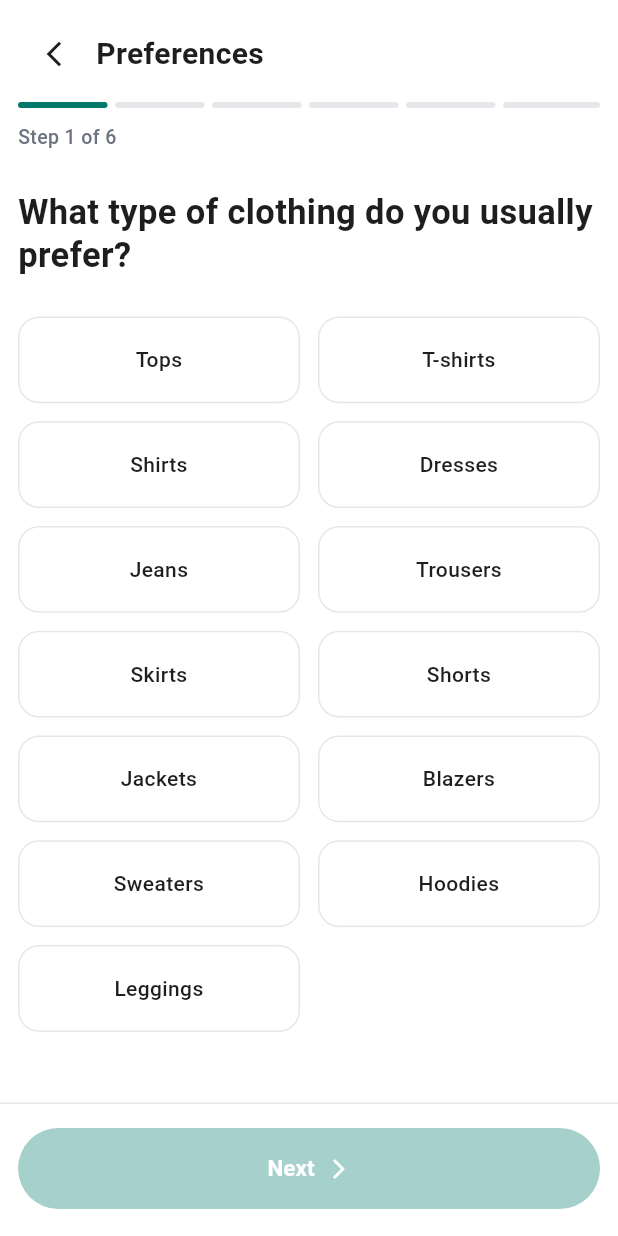
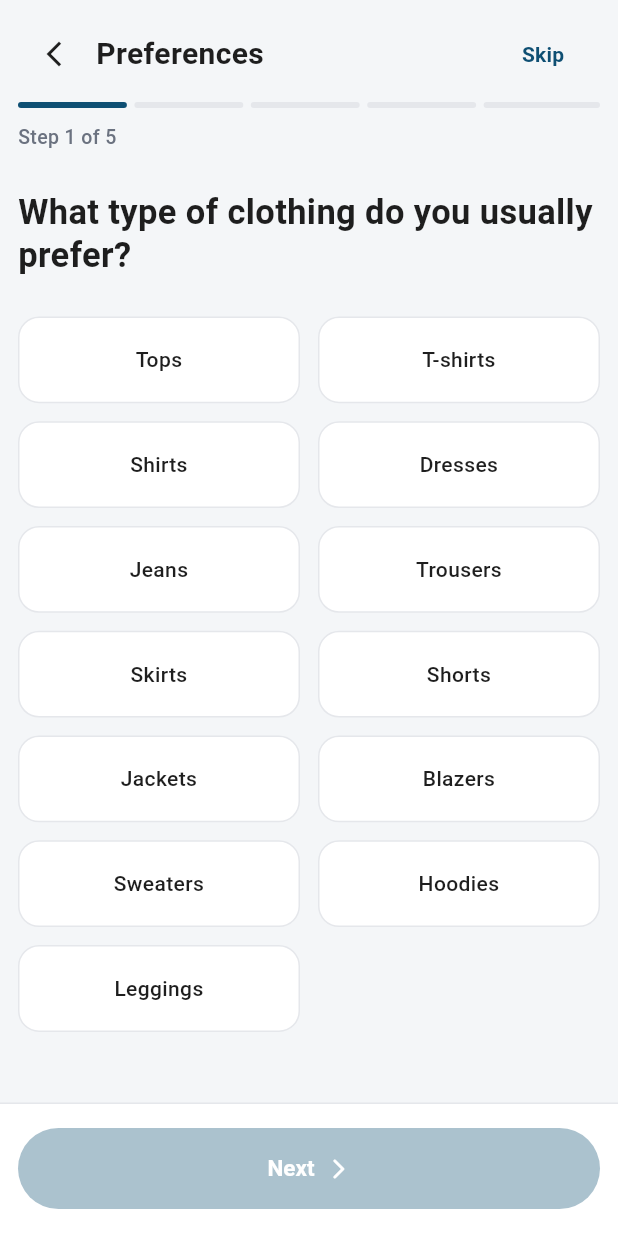
Before and after one commit to elladeniya-dev/R26-IT-052, a Flutter app: the OnboardingScreen screen opened directly, on a phone screen of 412 x 824 dp. Run offline on Flutter 3.47's test engine with Material 3 defaults, Android fonts, the phone set to English and light mode, and no system bars; our stand-ins replace flutter_secure_storage, google_sign_in; accounts and stored records are empty; network calls fail.

Commit message:
Update OutfitIQ UI theme and remove onboarding budget step

```diff
--- a/chala_frontend/lib/app.dart
+++ b/chala_frontend/lib/app.dart
@@ -9,7 +9,7 @@ class SmartFashionApp extends StatelessWidget {
   @override
   Widget build(BuildContext context) {
     return MaterialApp(
-      title: 'Smart Fashion Assistant',
+      title: 'OutfitIQ',
       debugShowCheckedModeBanner: false,
       theme: AppTheme.lightTheme,
       home: const WelcomeScreen(),
--- a/chala_frontend/lib/core/theme.dart
+++ b/chala_frontend/lib/core/theme.dart
@@ -1,8 +1,9 @@
 import 'package:flutter/material.dart';
 
 class AppTheme {
-  static const Color primaryColor = Color(0xFF00796B);
-  static const Color backgroundColor = Color(0xFFF5F5F5);
+  static const Color primaryColor = Color(0xFF0E4F73);
+  static const Color secondaryColor = Color(0xFF123C5A);
+  static const Color backgroundColor = Color(0xFFF4F6F8);
   static const Color darkTextColor = Color(0xFF1E1E1E);
   static const Color lightTextColor = Color(0xFF6B7280);
   static const Color whiteColor = Colors.white;
@@ -14,6 +15,7 @@ class AppTheme {
       colorScheme: ColorScheme.fromSeed(
         seedColor: primaryColor,
         primary: primaryColor,
+        secondary: secondaryColor,
         surface: whiteColor,
       ),
       appBarTheme: const AppBarTheme(
--- a/chala_frontend/lib/screens/auth/welcome_screen.dart
+++ b/chala_frontend/lib/screens/auth/welcome_screen.dart
@@ -76,7 +76,7 @@ class WelcomeScreen extends StatelessWidget {
                       ),
                       const SizedBox(width: 10),
                       const Text(
-                        'Wearify',
+                        'OutfitIQ',
                         style: TextStyle(
                           color: Colors.white,
                           fontSize: 21,
--- a/chala_frontend/lib/screens/home/home_screen.dart
+++ b/chala_frontend/lib/screens/home/home_screen.dart
@@ -159,7 +159,7 @@ class HomeScreen extends StatelessWidget {
         ),
         const SizedBox(width: 10),
         const Text(
-          'Wearify',
+          'OutfitIQ',
           style: TextStyle(
             fontSize: 21,
             fontWeight: FontWeight.bold,
--- a/chala_frontend/lib/screens/onboarding/onboarding_screen.dart
+++ b/chala_frontend/lib/screens/onboarding/onboarding_screen.dart
@@ -14,6 +14,8 @@ class OnboardingScreen extends StatefulWidget {
 class _OnboardingScreenState extends State<OnboardingScreen> {
   final OnboardingService _onboardingService = OnboardingService();
 
+  static const int _totalSteps = 5;
+
   int _currentStep = 0;
   bool _isSubmitting = false;
 
@@ -22,7 +24,6 @@ class _OnboardingScreenState extends State<OnboardingScreen> {
   final Set<String> _selectedStyles = {};
   final Set<String> _selectedOccasions = {};
   final Set<String> _selectedPatterns = {};
-  String? _selectedBudget;
 
   final List<String> _categories = [
     'Tops',
@@ -82,14 +83,6 @@ class _OnboardingScreenState extends State<OnboardingScreen> {
     'Special events',
   ];
 
-  final List<String> _budgets = [
-    'Below 2,000 LKR',
-    '2,000 - 5,000 LKR',
-    '5,000 - 10,000 LKR',
-    '10,000 - 20,000 LKR',
-    'Above 20,000 LKR',
-  ];
-
   final List<String> _patterns = [
     'Plain / solid',
     'Floral',
@@ -112,8 +105,6 @@ class _OnboardingScreenState extends State<OnboardingScreen> {
       case 3:
         return _selectedOccasions.isNotEmpty;
       case 4:
-        return _selectedBudget != null;
-      case 5:
         return _selectedPatterns.isNotEmpty;
       default:
         return false;
@@ -131,8 +122,6 @@ class _OnboardingScreenState extends State<OnboardingScreen> {
       case 3:
         return 'What occasions do you dress for?';
       case 4:
-        return 'What is your usual budget range?';
-      case 5:
         return 'What patterns do you prefer?';
       default:
         return '';
@@ -150,8 +139,6 @@ class _OnboardingScreenState extends State<OnboardingScreen> {
       case 3:
         return _occasions;
       case 4:
-        return _budgets;
-      case 5:
         return _patterns;
       default:
         return [];
@@ -168,7 +155,7 @@ class _OnboardingScreenState extends State<OnboardingScreen> {
         return _selectedStyles;
       case 3:
         return _selectedOccasions;
-      case 5:
+      case 4:
         return _selectedPatterns;
       default:
         return {};
@@ -177,11 +164,6 @@ class _OnboardingScreenState extends State<OnboardingScreen> {
 
   void _toggleOption(String option) {
     setState(() {
-      if (_currentStep == 4) {
-        _selectedBudget = option;
-        return;
-      }
-
       final selectedSet = _currentSelectedSet;
 
       if (selectedSet.contains(option)) {
@@ -193,11 +175,16 @@ class _OnboardingScreenState extends State<OnboardingScreen> {
   }
 
   bool _isSelected(String option) {
-    if (_currentStep == 4) {
-      return _selectedBudget == option;
+    return _currentSelectedSet.contains(option);
   }
 
-    return _currentSelectedSet.contains(option);
+  void _skipOnboarding() {
+    Navigator.pushReplacement(
+      context,
+      MaterialPageRoute(
+        builder: (context) => HomeScreen(),
+      ),
+    );
   }
 
   Future<void> _goNext() async {
@@ -205,7 +192,7 @@ class _OnboardingScreenState extends State<OnboardingScreen> {
       return;
     }
 
-  if (_currentStep < 5) {
+    if (_currentStep < _totalSteps - 1) {
       setState(() {
         _currentStep++;
       });
@@ -222,7 +209,6 @@ class _OnboardingScreenState extends State<OnboardingScreen> {
         preferredColors: _selectedColors.toList(),
         preferredStyles: _selectedStyles.toList(),
         occasions: _selectedOccasions.toList(),
-      budgetRange: _selectedBudget!,
         preferredPatterns: _selectedPatterns.toList(),
       );
 
@@ -242,7 +228,6 @@ Navigator.pushReplacement(
           builder: (context) => HomeScreen(),
         ),
       );
-
     } catch (e) {
       if (!mounted) {
         return;
@@ -277,7 +262,7 @@ Navigator.pushReplacement(
     final options = _currentOptions;
 
     return Scaffold(
-      backgroundColor: Colors.white,
+      backgroundColor: AppTheme.backgroundColor,
       body: SafeArea(
         child: Column(
           children: [
@@ -314,6 +299,8 @@ Navigator.pushReplacement(
   }
 
   Widget _buildHeader() {
+    final bool showSkip = _currentStep == 0;
+
     return Padding(
       padding: const EdgeInsets.fromLTRB(12, 12, 18, 8),
       child: Row(
@@ -335,6 +322,19 @@ Navigator.pushReplacement(
               color: AppTheme.darkTextColor,
             ),
           ),
+          const Spacer(),
+          if (showSkip)
+            TextButton(
+              onPressed: _skipOnboarding,
+              child: const Text(
+                'Skip',
+                style: TextStyle(
+                  fontSize: 14,
+                  fontWeight: FontWeight.bold,
+                  color: AppTheme.primaryColor,
+                ),
+              ),
+            ),
         ],
       ),
     );
@@ -347,14 +347,14 @@ Navigator.pushReplacement(
         crossAxisAlignment: CrossAxisAlignment.start,
         children: [
           Row(
-            children: List.generate(6, (index) {
+            children: List.generate(_totalSteps, (index) {
               final bool isActive = index <= _currentStep;
 
               return Expanded(
                 child: Container(
                   height: 4,
                   margin: EdgeInsets.only(
-                    right: index == 5 ? 0 : 5,
+                    right: index == _totalSteps - 1 ? 0 : 5,
                   ),
                   decoration: BoxDecoration(
                     color: isActive
@@ -368,7 +368,7 @@ Navigator.pushReplacement(
           ),
           const SizedBox(height: 10),
           Text(
-            'Step ${_currentStep + 1} of 6',
+            'Step ${_currentStep + 1} of $_totalSteps',
             style: const TextStyle(
               fontSize: 13,
               color: AppTheme.lightTextColor,
@@ -456,7 +456,6 @@ Navigator.pushReplacement(
               borderRadius: BorderRadius.circular(28),
             ),
           ),
-
           child: _isSubmitting
               ? const SizedBox(
                   width: 22,
@@ -470,7 +469,7 @@ Navigator.pushReplacement(
                   mainAxisAlignment: MainAxisAlignment.center,
                   children: [
                     Text(
-            _currentStep == 5 ? 'Finish' : 'Next',
+                      _currentStep == _totalSteps - 1 ? 'Finish' : 'Next',
                       style: const TextStyle(
                         fontSize: 15,
                         fontWeight: FontWeight.bold,
@@ -478,7 +477,7 @@ Navigator.pushReplacement(
                     ),
                     const SizedBox(width: 8),
                     Icon(
-            _currentStep == 5
+                      _currentStep == _totalSteps - 1
                           ? Icons.check_rounded
                           : Icons.arrow_forward_ios_rounded,
                       size: 16,
--- a/chala_frontend/lib/screens/profile/my_preferences_screen.dart
+++ b/chala_frontend/lib/screens/profile/my_preferences_screen.dart
@@ -152,7 +152,7 @@ class _MyPreferencesScreenState extends State<MyPreferencesScreen> {
                 ),
                 SizedBox(height: 5),
                 Text(
-                  'These preferences help Wearify personalize fashion recommendations for you.',
+                  'These preferences help OutfitIQ personalize fashion recommendations for you.',
                   style: TextStyle(
                     fontSize: 13,
                     height: 1.4,
--- a/chala_frontend/lib/screens/profile/profile_screen.dart
+++ b/chala_frontend/lib/screens/profile/profile_screen.dart
@@ -98,7 +98,7 @@ class _ProfileScreenState extends State<ProfileScreen> {
                 child: Column(
                   children: [
                     _buildProfileCard(
-                      fullName: user?.fullName ?? 'Wearify User',
+                      fullName: user?.fullName ?? 'OutfitIQ User',
                       email: user?.email ?? 'No email available',
                       profilePicture: user?.profilePicture,
                     ),
@@ -319,7 +319,7 @@ class _ProfileScreenState extends State<ProfileScreen> {
             children: [
               const Expanded(
                 child: _ProfileStat(
-                  value: '6',
+                  value: '5',
                   label: 'Preferences',
                 ),
               ),
```
Also changed, not shown: chala_frontend/lib/services/onboarding_service.dart (+0 -40 lines), chala_frontend/lib/widgets/profile_preferences_section.dart (+0 -32 lines), 2 other files. Lines whose indentation alone changed are shown as unchanged.
